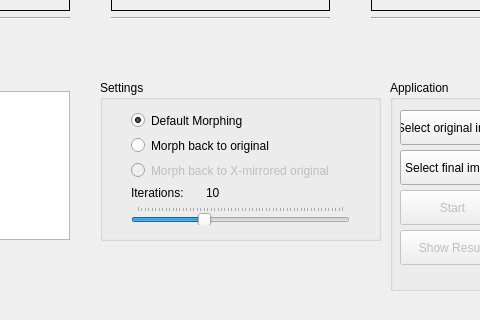
Old version of the form mainwindow.ui in the repository unerdground/chaincode_morphing; both pictures show x 180 to 660 and y 280 to 600 of the 800 by 600 pixel window.
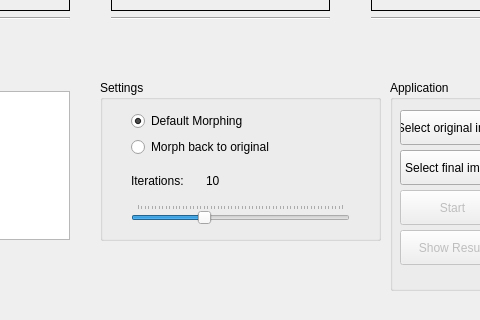
New version of the form.

```diff
--- a/mainwindow.ui
+++ b/mainwindow.ui
@@ -250,16 +250,6 @@
         </property>
        </widget>
       </item>
-      <item>
-       <widget class="QRadioButton" name="button_reverse">
-        <property name="enabled">
-         <bool>false</bool>
-        </property>
-        <property name="text">
-         <string>Morph back to X-mirrored original</string>
-        </property>
-       </widget>
-      </item>
       <item>
        <layout class="QHBoxLayout" name="horizontalLayout">
         <item>
```
